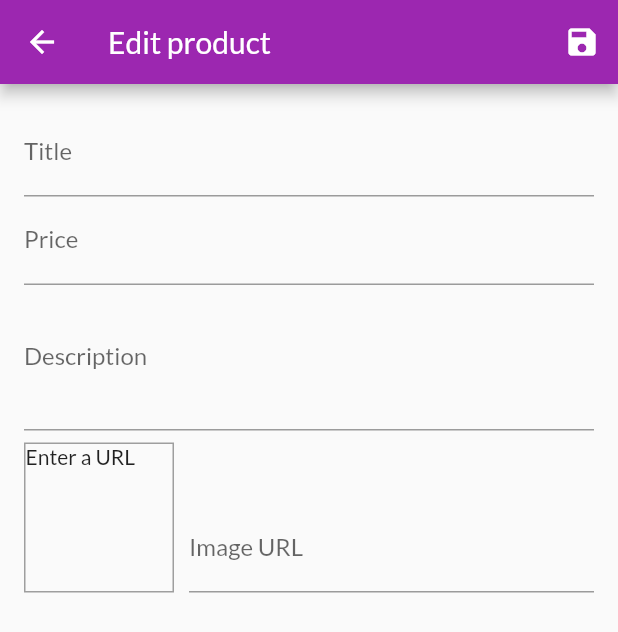
After one commit to Denismr7/flutter_shop, a Flutter app: the EditProductScreen screen opened by its route, on a phone screen of 412 x 824 dp. The commit adds this screen. Shown: the top 632 px of the screen. Run offline on Flutter 3.47's test engine with Material 2 defaults, Android fonts, the phone set to English and light mode, and no system bars; network calls fail.

Commit message:
Created edit product screen with basic form

```diff
--- a/lib/main.dart
+++ b/lib/main.dart
@@ -9,6 +9,7 @@ import './screens/cart_screen.dart';
 import './providers/orders.dart';
 import './screens/orders_screen.dart';
 import './screens/user_products_screen.dart';
+import './screens/edit_product_screen.dart';
 
 void main() {
   runApp(MyApp());
@@ -42,6 +43,7 @@ class MyApp extends StatelessWidget {
           CartScreen.routeName: (ctx) => CartScreen(),
           OrdersScreen.routeName: (ctx) => OrdersScreen(),
           UserProductsScreen.routeName: (ctx) => UserProductsScreen(),
+          EditProductScreen.routeName: (ctx) => EditProductScreen(),
         },
       ),
     );
--- /dev/null
+++ b/lib/screens/edit_product_screen.dart
@@ -0,0 +1,171 @@
+import 'package:flutter/material.dart';
+
+import '../providers/product.dart';
+
+class EditProductScreen extends StatefulWidget {
+  static const routeName = '/edit-product';
+  const EditProductScreen();
+
+  @override
+  _EditProductScreenState createState() => _EditProductScreenState();
+}
+
+class _EditProductScreenState extends State<EditProductScreen> {
+  final _priceFocusNode = FocusNode();
+  final _descriptionFocusNode = FocusNode();
+  final _imageFocusNode = FocusNode();
+  final _imageUrlController = TextEditingController();
+  final _form = GlobalKey<FormState>();
+  var _editedProduct = Product(
+    id: '',
+    title: '',
+    description: '',
+    price: 0,
+    imageUrl: '',
+  );
+
+  @override
+  void initState() {
+    super.initState();
+    _imageFocusNode.addListener(_updateImageUrl);
+  }
+
+  @override
+  void dispose() {
+    super.dispose();
+    _imageFocusNode.removeListener(_updateImageUrl);
+    _priceFocusNode.dispose();
+    _descriptionFocusNode.dispose();
+    _imageFocusNode.dispose();
+    _imageUrlController.dispose();
+  }
+
+  void _updateImageUrl() {
+    if (!_imageFocusNode.hasFocus) {
+      setState(() {});
+    }
+  }
+
+  void _saveForm() {
+    _form.currentState?.save();
+  }
+
+  @override
+  Widget build(BuildContext context) {
+    return Scaffold(
+      appBar: AppBar(
+        title: const Text('Edit product'),
+        actions: [IconButton(onPressed: () {}, icon: Icon(Icons.save))],
+      ),
+      body: Padding(
+        padding: const EdgeInsets.all(16.0),
+        child: Form(
+          key: _form,
+          child: ListView(
+            children: [
+              TextFormField(
+                decoration: const InputDecoration(labelText: 'Title'),
+                textInputAction: TextInputAction.next,
+                onFieldSubmitted: (_) {
+                  FocusScope.of(context).requestFocus(_priceFocusNode);
+                },
+                onSaved: (value) {
+                  _editedProduct = Product(
+                    id: _editedProduct.id,
+                    title: value ?? '',
+                    description: _editedProduct.description,
+                    price: _editedProduct.price,
+                    imageUrl: _editedProduct.imageUrl,
+                  );
+                },
+              ),
+              TextFormField(
+                decoration: const InputDecoration(labelText: 'Price'),
+                textInputAction: TextInputAction.next,
+                keyboardType: TextInputType.number,
+                focusNode: _priceFocusNode,
+                onFieldSubmitted: (_) {
+                  FocusScope.of(context).requestFocus(_descriptionFocusNode);
+                },
+                onSaved: (value) {
+                  _editedProduct = Product(
+                    id: _editedProduct.id,
+                    title: _editedProduct.title,
+                    description: _editedProduct.description,
+                    price: double.parse(value ?? '0'),
+                    imageUrl: _editedProduct.imageUrl,
+                  );
+                },
+              ),
+              TextFormField(
+                decoration: const InputDecoration(labelText: 'Description'),
+                maxLines: 3,
+                keyboardType: TextInputType.multiline,
+                focusNode: _descriptionFocusNode,
+                onSaved: (value) {
+                  _editedProduct = Product(
+                    id: _editedProduct.id,
+                    title: _editedProduct.title,
+                    description: value ?? '',
+                    price: _editedProduct.price,
+                    imageUrl: _editedProduct.imageUrl,
+                  );
+                },
+              ),
+              Row(
+                crossAxisAlignment: CrossAxisAlignment.end,
+                children: [
+                  Container(
+                    width: 100,
+                    height: 100,
+                    margin: const EdgeInsets.only(top: 8, right: 10),
+                    decoration: BoxDecoration(
+                      border: Border.all(
+                        width: 1,
+                        color: Colors.grey,
+                      ),
+                    ),
+                    child: _imageUrlController.text.isEmpty
+                        ? Text('Enter a URL')
+                        : FittedBox(
+                            child: Image.network(
+                              _imageUrlController.text,
+                              fit: BoxFit.cover,
+                            ),
+                          ),
+                  ),
+                  Expanded(
+                    child: TextFormField(
+                      decoration: InputDecoration(
+                        labelText: 'Image URL',
+                      ),
+                      keyboardType: TextInputType.url,
+                      textInputAction: TextInputAction.done,
+                      controller: _imageUrlController,
+                      focusNode: _imageFocusNode,
+                      onEditingComplete: () {
+                        setState(() {});
+                      },
+                      onFieldSubmitted: (_) {
+                        _saveForm();
+                      },
+                      onSaved: (value) {
+                        _editedProduct = Product(
+                          id: _editedProduct.id,
+                          title: _editedProduct.title,
+                          description: _editedProduct.description,
+                          price: _editedProduct.price,
+                          imageUrl: value ?? '',
+                        );
+                      },
+                    ),
+                  )
+                ],
+              )
+            ],
+          ),
+        ),
+      ),
+    );
+  }
+}
--- a/lib/screens/user_products_screen.dart
+++ b/lib/screens/user_products_screen.dart
@@ -4,6 +4,7 @@ import 'package:provider/provider.dart';
 import '../providers/products_provider.dart';
 import '../widgets/user_product_item.dart';
 import '../widgets/app_drawer.dart';
+import '../screens/edit_product_screen.dart';
 
 class UserProductsScreen extends StatelessWidget {
   static const routeName = '/user-products';
@@ -18,7 +19,9 @@ class UserProductsScreen extends StatelessWidget {
         title: const Text('Your products'),
         actions: [
           IconButton(
-            onPressed: () {},
+            onPressed: () {
+              Navigator.of(context).pushNamed(EditProductScreen.routeName);
+            },
             icon: const Icon(Icons.add),
           )
         ],
```
